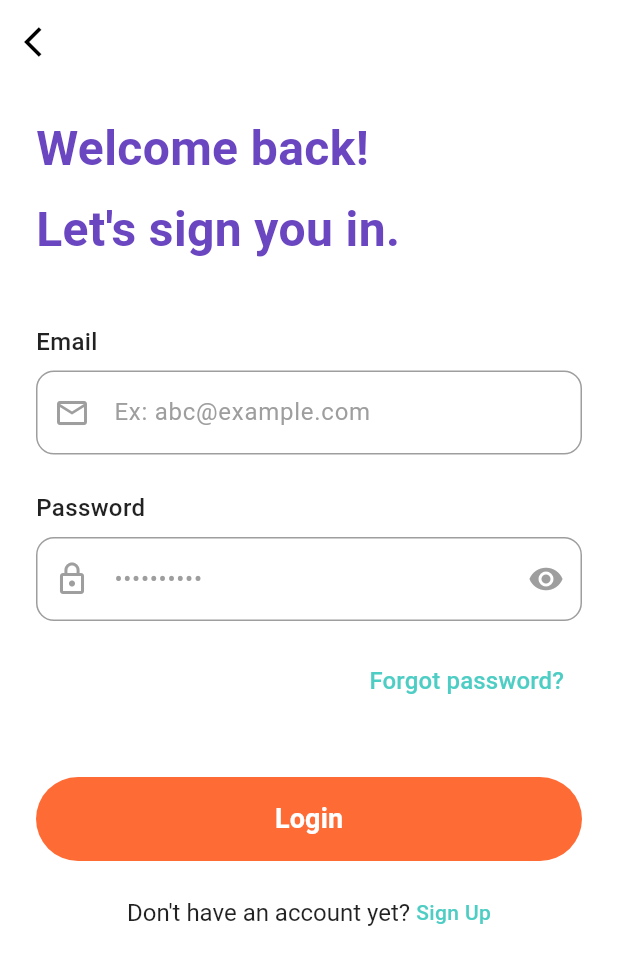
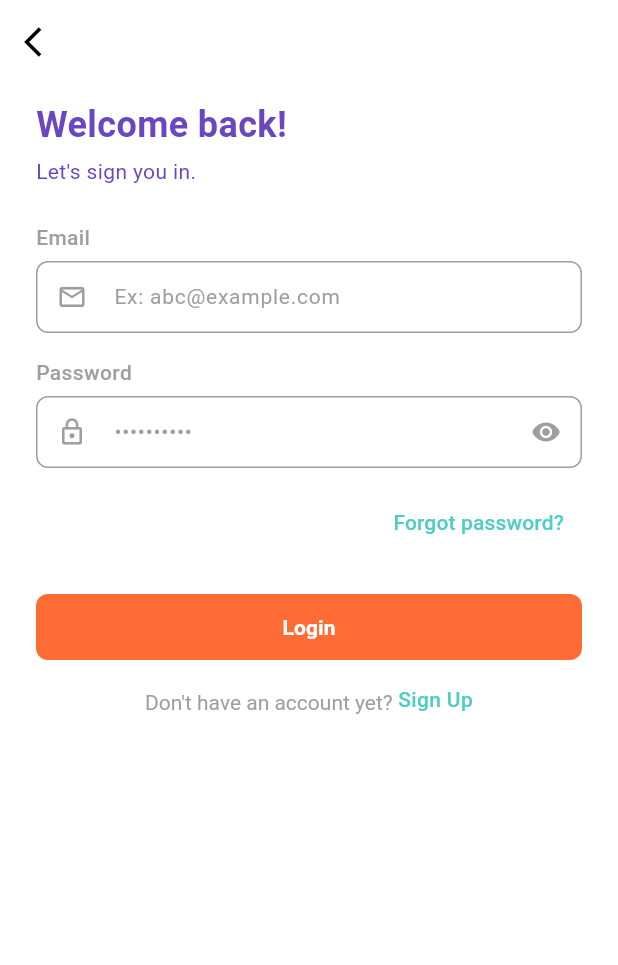
Before and after one commit to aligencturk/pet_social, a Flutter app: the screen it shows after launch, after a tap on "Already Have An Account", on a phone screen of 412 x 824 dp. Shown: the top 965 px of the screen. Run offline on Flutter 3.47's test engine with Material 3 defaults, Android fonts, the light colour scheme and no system bars.

Commit message:
Email doğrulama ekranı ve başarı ekranı eklendi. Giriş ekranındaki stil güncellemeleri yapıldı. Kayıt ekranında, kayıt işlemi sonrası email doğrulama ekranına yönlendirme eklendi.

```diff
--- a/lib/main.dart
+++ b/lib/main.dart
@@ -3,6 +3,8 @@ import 'view/splash/splash_screen.dart';
 import 'view/auth/login_register_screen.dart';
 import 'view/auth/login_screen.dart';
 import 'view/auth/register_screen.dart';
+import 'view/auth/email_verification_screen.dart';
+import 'view/auth/email_verification_success_screen.dart';
 
 void main() {
   runApp(const MyApp());
@@ -26,6 +28,11 @@ class MyApp extends StatelessWidget {
         '/login_register': (context) => const LoginRegisterScreen(),
         '/login': (context) => const LoginScreen(),
         '/register': (context) => const RegisterScreen(),
+        '/email-verification': (context) {
+          final email = ModalRoute.of(context)!.settings.arguments as String;
+          return EmailVerificationScreen(email: email);
+        },
+        '/email-verification-success': (context) => const EmailVerificationSuccessScreen(),
       },
     );
   }
--- a/lib/view/auth/login_screen.dart
+++ b/lib/view/auth/login_screen.dart
@@ -37,79 +37,83 @@ class _LoginScreenState extends State<LoginScreen> {
           child: Column(
             crossAxisAlignment: CrossAxisAlignment.start,
             children: [
-              const SizedBox(height: 20),
+              const SizedBox(height: 10),
               // Başlık
               const Text(
                 'Welcome back!',
                 style: TextStyle(
-                  fontSize: 32,
+                  fontSize: 24,
                   fontWeight: FontWeight.bold,
                   color: Color(0xFF6B46C1), // Mor renk
                 ),
               ),
-              const SizedBox(height: 8),
+              const SizedBox(height: 4),
               const Text(
                 "Let's sign you in.",
                 style: TextStyle(
-                  fontSize: 32,
-                  fontWeight: FontWeight.bold,
+                  fontSize: 14,
+                  fontWeight: FontWeight.normal,
                   color: Color(0xFF6B46C1), // Mor renk
                 ),
               ),
-              const SizedBox(height: 40),
+              const SizedBox(height: 24),
               // Email alanı
               const Text(
                 'Email',
                 style: TextStyle(
-                  fontSize: 16,
+                  fontSize: 14,
                   fontWeight: FontWeight.w500,
-                  color: Colors.black87,
+                  color: Colors.grey,
                 ),
               ),
-              const SizedBox(height: 8),
+              const SizedBox(height: 6),
               TextField(
                 controller: _emailController,
                 keyboardType: TextInputType.emailAddress,
+                style: const TextStyle(fontSize: 14),
                 decoration: InputDecoration(
                   hintText: 'Ex: abc@example.com',
-                  hintStyle: const TextStyle(color: Colors.grey),
-                  prefixIcon: const Icon(Icons.email_outlined, color: Colors.grey),
+                  hintStyle: const TextStyle(color: Colors.grey, fontSize: 14),
+                  prefixIcon: const Icon(Icons.email_outlined, color: Colors.grey, size: 20),
+                  contentPadding: const EdgeInsets.symmetric(horizontal: 12, vertical: 12),
                   border: OutlineInputBorder(
-                    borderRadius: BorderRadius.circular(12),
+                    borderRadius: BorderRadius.circular(8),
                     borderSide: const BorderSide(color: Colors.grey),
                   ),
                   enabledBorder: OutlineInputBorder(
-                    borderRadius: BorderRadius.circular(12),
+                    borderRadius: BorderRadius.circular(8),
                     borderSide: const BorderSide(color: Colors.grey),
                   ),
                   focusedBorder: OutlineInputBorder(
-                    borderRadius: BorderRadius.circular(12),
+                    borderRadius: BorderRadius.circular(8),
                     borderSide: const BorderSide(color: Color(0xFF6B46C1)),
                   ),
                 ),
               ),
-              const SizedBox(height: 24),
+              const SizedBox(height: 16),
               // Şifre alanı
               const Text(
                 'Password',
                 style: TextStyle(
-                  fontSize: 16,
+                  fontSize: 14,
                   fontWeight: FontWeight.w500,
-                  color: Colors.black87,
+                  color: Colors.grey,
                 ),
               ),
-              const SizedBox(height: 8),
+              const SizedBox(height: 6),
               TextField(
                 controller: _passwordController,
                 obscureText: !_isPasswordVisible,
+                style: const TextStyle(fontSize: 14),
                 decoration: InputDecoration(
                   hintText: '••••••••••',
-                  hintStyle: const TextStyle(color: Colors.grey),
-                  prefixIcon: const Icon(Icons.lock_outline, color: Colors.grey),
+                  hintStyle: const TextStyle(color: Colors.grey, fontSize: 14),
+                  prefixIcon: const Icon(Icons.lock_outline, color: Colors.grey, size: 20),
                   suffixIcon: IconButton(
                     icon: Icon(
                       _isPasswordVisible ? Icons.visibility_off : Icons.visibility,
                       color: Colors.grey,
+                      size: 20,
                     ),
                     onPressed: () {
                       setState(() {
@@ -117,21 +121,22 @@ class _LoginScreenState extends State<LoginScreen> {
                       });
                     },
                   ),
+                  contentPadding: const EdgeInsets.symmetric(horizontal: 12, vertical: 12),
                   border: OutlineInputBorder(
-                    borderRadius: BorderRadius.circular(12),
+                    borderRadius: BorderRadius.circular(8),
                     borderSide: const BorderSide(color: Colors.grey),
                   ),
                   enabledBorder: OutlineInputBorder(
-                    borderRadius: BorderRadius.circular(12),
+                    borderRadius: BorderRadius.circular(8),
                     borderSide: const BorderSide(color: Colors.grey),
                   ),
                   focusedBorder: OutlineInputBorder(
-                    borderRadius: BorderRadius.circular(12),
+                    borderRadius: BorderRadius.circular(8),
                     borderSide: const BorderSide(color: Color(0xFF6B46C1)),
                   ),
                 ),
               ),
-              const SizedBox(height: 16),
+              const SizedBox(height: 12),
               // Forgot password link
               Align(
                 alignment: Alignment.centerRight,
@@ -143,17 +148,17 @@ class _LoginScreenState extends State<LoginScreen> {
                     'Forgot password?',
                     style: TextStyle(
                       color: Color(0xFF4ECDC4), // Teal renk
-                      fontSize: 16,
+                      fontSize: 14,
                       fontWeight: FontWeight.w500,
                     ),
                   ),
                 ),
               ),
-              const SizedBox(height: 40),
+              const SizedBox(height: 24),
               // Login butonu
               SizedBox(
                 width: double.infinity,
-                height: 56,
+                height: 44,
                 child: ElevatedButton(
                   onPressed: () {
                     // Login işlemi
@@ -163,29 +168,29 @@ class _LoginScreenState extends State<LoginScreen> {
                     backgroundColor: const Color(0xFFFF6B35), // Turuncu
                     foregroundColor: Colors.white,
                     shape: RoundedRectangleBorder(
-                      borderRadius: BorderRadius.circular(28), // Yuvarlak köşeler
+                      borderRadius: BorderRadius.circular(8),
                     ),
                     elevation: 0,
                   ),
                   child: const Text(
                     'Login',
                     style: TextStyle(
-                      fontSize: 18,
-                      fontWeight: FontWeight.bold,
+                      fontSize: 14,
+                      fontWeight: FontWeight.w600,
                     ),
                   ),
                 ),
               ),
-              const SizedBox(height: 24),
+              const SizedBox(height: 16),
               // Sign Up link
               Center(
                 child: RichText(
                   text: TextSpan(
-                    style: const TextStyle(fontSize: 16),
+                    style: const TextStyle(fontSize: 14),
                     children: [
                       const TextSpan(
                         text: "Don't have an account yet? ",
-                        style: TextStyle(color: Colors.black87),
+                        style: TextStyle(color: Colors.grey),
                       ),
                       WidgetSpan(
                         child: GestureDetector(
```
Also changed, not shown: lib/view/auth/email_verification_screen.dart (added, +186 -0 lines), lib/view/auth/email_verification_success_screen.dart (added, +178 -0 lines), lib/view/auth/register_screen.dart (+6 -2 lines).
